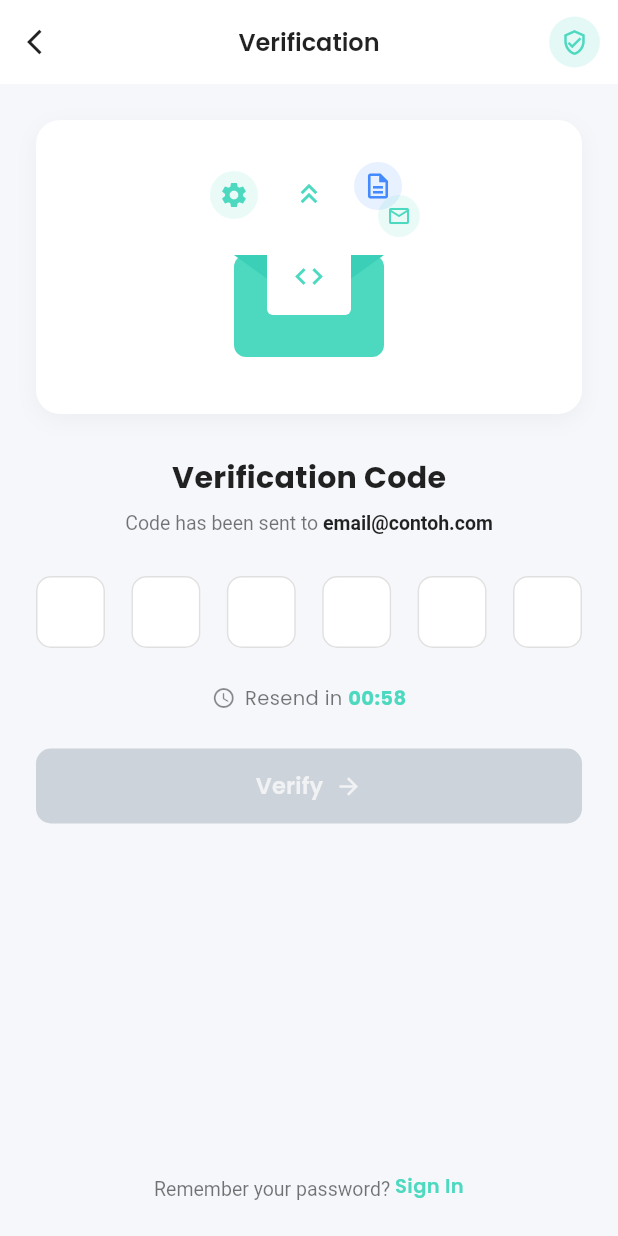
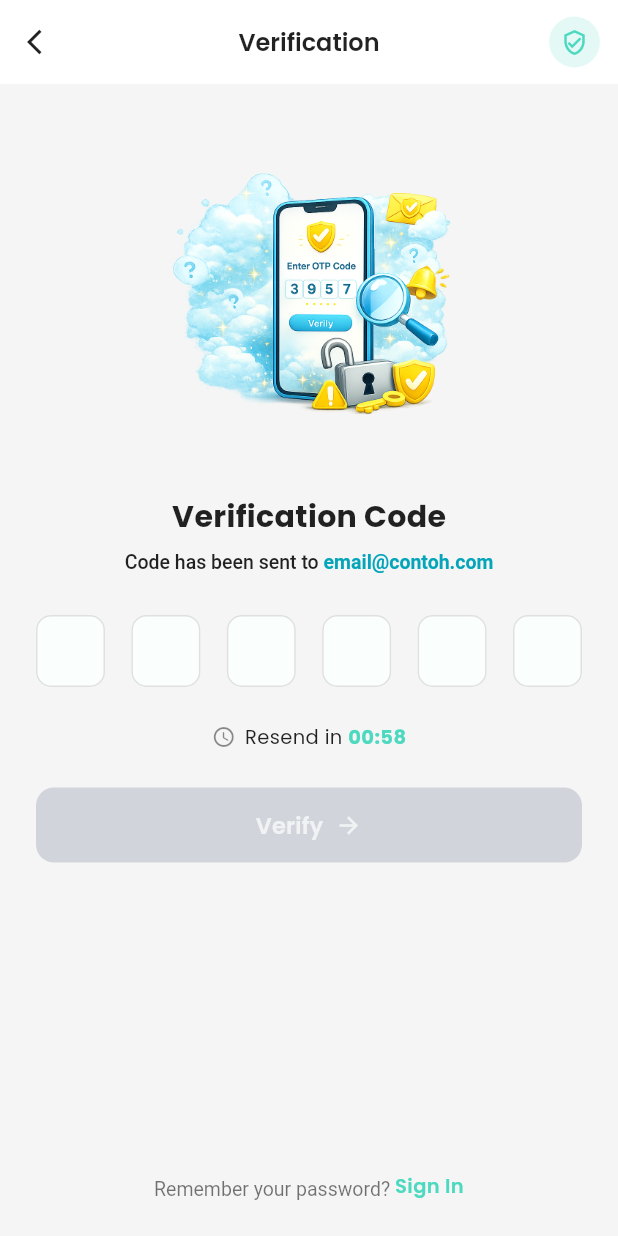
Before and after one commit to roby2409/piawai-fe, a Flutter app: the VerificationOtpScreen screen opened directly, on a phone screen of 412 x 824 dp. Run offline on Flutter 3.47's test engine with Material 3 defaults, Android fonts, the phone set to English and light mode, and no system bars; our stand-ins replace easy_localization, flutter_map, geolocator, google_fonts, google_generative_ai, google_sign_in and 4 more; accounts and stored records are empty.

Commit message:
feat: improve images, and dark mode on forgot password & reset password

```diff
--- a/lib/core/constants.dart
+++ b/lib/core/constants.dart
@@ -1,8 +1,8 @@
 // lib/core/constants.dart
 import 'package:flutter/material.dart';
 
-// const String baseUrl = 'http://192.168.18.63/apigoogle';
-const String baseUrl = 'https://radarapp.jokifigma.cloud';
+const String baseUrl = 'http://192.168.18.63/apigoogle';
+// const String baseUrl = 'https://radarapp.jokifigma.cloud';
 
 // Light Theme Colors
 const Color kPrimary = Color(0xFF04A5BA);
--- /dev/null
+++ b/lib/core/snackbar_helper.dart
@@ -0,0 +1,70 @@
+import 'package:flutter/material.dart';
+import 'package:piawai/core/app_colors.dart';
+
+class SnackBarHelper {
+  static void showErrorSnackBar(
+    BuildContext context,
+    String message, {
+    Color? backgroundColor,
+    Color? textColor,
+    bool floating = false,
+  }) {
+    ScaffoldMessenger.of(context).showSnackBar(
+      SnackBar(
+        content: Text(
+          message.replaceAll('Exception: ', ''),
+          style: TextStyle(
+            color: textColor ?? context.white,
+          ),
+        ),
+        backgroundColor: backgroundColor ?? Colors.redAccent,
+        behavior: floating ? SnackBarBehavior.floating : null,
+        shape: floating ? RoundedRectangleBorder(borderRadius: BorderRadius.circular(10)) : null,
+      ),
+    );
+  }
+
+  static void showSuccessSnackBar(
+    BuildContext context,
+    String message, {
+    Color? backgroundColor,
+    Color? textColor,
+    bool floating = false,
+  }) {
+    ScaffoldMessenger.of(context).showSnackBar(
+      SnackBar(
+        content: Text(
+          message,
+          style: TextStyle(
+            color: textColor ?? Colors.white,
+          ),
+        ),
+        backgroundColor: backgroundColor ?? Colors.green,
+        behavior: floating ? SnackBarBehavior.floating : null,
+        shape: floating ? RoundedRectangleBorder(borderRadius: BorderRadius.circular(10)) : null,
+      ),
+    );
+  }
+
+  static void showSnackBar(
+    BuildContext context,
+    String message, {
+    Color? backgroundColor,
+    Color? textColor,
+    bool floating = false,
+  }) {
+    ScaffoldMessenger.of(context).showSnackBar(
+      SnackBar(
+        content: Text(
+          message,
+          style: TextStyle(
+            color: textColor ?? Colors.white,
+          ),
+        ),
+        backgroundColor: backgroundColor ?? Colors.grey,
+        behavior: floating ? SnackBarBehavior.floating : null,
+        shape: floating ? RoundedRectangleBorder(borderRadius: BorderRadius.circular(10)) : null,
+      ),
+    );
+  }
+}
--- a/lib/pages/auth/verification_otp_screen.dart
+++ b/lib/pages/auth/verification_otp_screen.dart
@@ -3,6 +3,7 @@ import 'package:easy_localization/easy_localization.dart';
 import 'package:flutter/material.dart';
 import 'package:flutter/services.dart';
 import 'package:piawai/core/app_colors.dart';
+import 'package:piawai/core/snackbar_helper.dart';
 import 'package:piawai/pages/auth/verification_otp_success_screen.dart';
 import 'package:piawai/services/auth_services.dart';
 
@@ -73,12 +74,7 @@ class _VerificationOtpScreenState extends State<VerificationOtpScreen> {
       _focusNodes[0].requestFocus();
     } catch (e) {
       if (!mounted) return;
-      ScaffoldMessenger.of(context).showSnackBar(
-        SnackBar(
-          content: Text(e.toString().replaceAll('Exception: ', '')),
-          backgroundColor: Colors.redAccent,
-        ),
-      );
+      SnackBarHelper.showErrorSnackBar(context, e.toString());
     }
   }
 
@@ -96,12 +92,7 @@ class _VerificationOtpScreenState extends State<VerificationOtpScreen> {
       );
     } catch (e) {
       if (!mounted) return;
-      ScaffoldMessenger.of(context).showSnackBar(
-        SnackBar(
-          content: Text(e.toString().replaceAll('Exception: ', '')),
-          backgroundColor: Colors.redAccent,
-        ),
-      );
+      SnackBarHelper.showErrorSnackBar(context, e.toString());
     } finally {
       if (mounted) setState(() => _isLoading = false);
     }
@@ -128,21 +119,17 @@ class _VerificationOtpScreenState extends State<VerificationOtpScreen> {
   @override
   Widget build(BuildContext context) {
     return Scaffold(
-      backgroundColor: const Color(0xFFF5F7FA),
+      backgroundColor: context.bgOuter,
       appBar: AppBar(
-        backgroundColor: Colors.white,
+        backgroundColor: context.bgContent,
         elevation: 0,
         leading: IconButton(
-          icon:  Icon(
-            Icons.arrow_back_ios,
-            color: context.black87,
-            size: 20,
-          ),
+          icon: Icon(Icons.arrow_back_ios, color: context.black87, size: 20),
           onPressed: () => Navigator.pop(context),
         ),
         title: Text(
           'verification_otp.title'.tr(),
-          style:  TextStyle(
+          style: TextStyle(
             color: context.black87,
             fontSize: 16,
             fontWeight: FontWeight.w600,
@@ -176,29 +163,18 @@ class _VerificationOtpScreenState extends State<VerificationOtpScreen> {
               const SizedBox(height: 24),
 
               // Illustration Card
-              Container(
-                width: double.infinity,
-                padding: const EdgeInsets.symmetric(vertical: 28),
-                decoration: BoxDecoration(
-                  color: Colors.white,
-                  borderRadius: BorderRadius.circular(16),
-                  boxShadow: [
-                    BoxShadow(
-                      color: Colors.black.withOpacity(0.04),
-                      blurRadius: 12,
-                      offset: const Offset(0, 4),
-                    ),
-                  ],
+              Center(
+                child: Image(
+                  image: AssetImage("assets/images/verification_otp.png"),
+                  width: 250,
+                  height: 250,
                 ),
-                child: Center(child: _EmailIllustration()),
               ),
-
-              const SizedBox(height: 28),
 
               // Title
               Text(
                 'verification_otp.heading'.tr(),
-                style:  TextStyle(
+                style: TextStyle(
                   color: context.black87,
                   fontSize: 20,
                   fontWeight: FontWeight.w700,
@@ -211,12 +187,16 @@ class _VerificationOtpScreenState extends State<VerificationOtpScreen> {
               RichText(
                 text: TextSpan(
                   text: 'verification_otp.description'.tr(),
-                  style: const TextStyle(color: Colors.black54, fontSize: 13),
+                  style: TextStyle(
+                    color: context.black87,
+                    fontSize: 13,
+                    fontWeight: FontWeight.w500,
+                  ),
                   children: [
                     TextSpan(
                       text: widget.email,
-                      style:  TextStyle(
-                        color: context.black87,
+                      style: TextStyle(
+                        color: context.primary,
                         fontWeight: FontWeight.w600,
                       ),
                     ),
@@ -253,18 +233,15 @@ class _VerificationOtpScreenState extends State<VerificationOtpScreen> {
                 child: Row(
                   mainAxisAlignment: MainAxisAlignment.center,
                   children: [
-                    const Icon(
+                    Icon(
                       Icons.access_time_rounded,
                       size: 16,
-                      color: Colors.black45,
+                      color: context.black45,
                     ),
                     const SizedBox(width: 6),
                     Text(
                       'verification_otp.resend_countdown'.tr(),
-                      style: const TextStyle(
-                        color: Colors.black54,
-                        fontSize: 13,
-                      ),
+                      style: TextStyle(color: context.black87, fontSize: 13),
                     ),
                     Text(
                       _timerText,
@@ -291,12 +268,13 @@ class _VerificationOtpScreenState extends State<VerificationOtpScreen> {
                       ? _verifyOtp
                       : null,
                   style: ElevatedButton.styleFrom(
-                    backgroundColor: const Color(0xFF4DD9C0),
-                    disabledBackgroundColor: const Color(0xFFCDD3DA),
+                    backgroundColor: context.primary,
+                    disabledBackgroundColor: const Color(0xFFD1D5DB),
+                    foregroundColor: Colors.white,
+                    padding: const EdgeInsets.symmetric(vertical: 15),
                     shape: RoundedRectangleBorder(
-                      borderRadius: BorderRadius.circular(10),
+                      borderRadius: BorderRadius.circular(12),
                     ),
-                    elevation: 0,
                   ),
                   child: _isLoading
                       ? const SizedBox(
@@ -340,7 +318,7 @@ class _VerificationOtpScreenState extends State<VerificationOtpScreen> {
                 child: RichText(
                   text: TextSpan(
                     text: 'verification_otp.ingat_password'.tr(),
-                    style: const TextStyle(color: Colors.black54, fontSize: 13),
+                    style: TextStyle(color: context.black54, fontSize: 13),
                     children: [
                       WidgetSpan(
                         child: GestureDetector(
@@ -396,7 +374,7 @@ class _OtpBox extends StatelessWidget {
         maxLength: 1,
         enabled: enabled,
         inputFormatters: [FilteringTextInputFormatter.digitsOnly],
-        style:  TextStyle(
+        style: TextStyle(
           fontSize: 20,
           fontWeight: FontWeight.w700,
           color: context.black87,
@@ -405,7 +383,7 @@ class _OtpBox extends StatelessWidget {
         decoration: InputDecoration(
           counterText: '',
           filled: true,
-          fillColor: Colors.white,
+          fillColor: context.bgCard,
           contentPadding: EdgeInsets.zero,
           border: OutlineInputBorder(
             borderRadius: BorderRadius.circular(10),
--- a/lib/pages/explore/siap_bantu/sections/kontak_section.dart
+++ b/lib/pages/explore/siap_bantu/sections/kontak_section.dart
@@ -4,6 +4,7 @@
 import 'package:easy_localization/easy_localization.dart';
 import 'package:flutter/material.dart';
 import 'package:piawai/core/app_colors.dart';
+import 'package:piawai/core/snackbar_helper.dart';
 import 'package:piawai/pages/explore/siap_bantu/models/worker_profile_model.dart';
 import 'package:piawai/pages/widgets/input_field.dart';
 import 'package:piawai/services/worker_services.dart';
@@ -67,8 +68,9 @@ class KontakSectionState extends State<KontakSection> {
     } catch (e) {
       setState(() => _isRefetching = false);
       if (mounted) {
-        ScaffoldMessenger.of(context).showSnackBar(
-          SnackBar(content: Text('general.fetch_failed'.tr(args: ['$e']))),
+        SnackBarHelper.showErrorSnackBar(
+          context,
+          'general.fetch_failed'.tr(args: ['$e']),
         );
       }
     }
--- a/lib/pages/explore/siap_bantu/sections/tentang_section.dart
+++ b/lib/pages/explore/siap_bantu/sections/tentang_section.dart
@@ -4,6 +4,7 @@
 import 'package:easy_localization/easy_localization.dart';
 import 'package:flutter/material.dart';
 import 'package:piawai/core/app_colors.dart';
+import 'package:piawai/core/snackbar_helper.dart';
 import 'package:piawai/pages/explore/siap_bantu/models/worker_profile_model.dart';
 import 'package:piawai/pages/widgets/input_field.dart';
 import 'package:piawai/services/worker_services.dart';
@@ -59,8 +60,9 @@ class TentangSectionState extends State<TentangSection> {
       widget.onDataChanged?.call();
     } catch (e) {
       setState(() => _isRefetching = false);
-      ScaffoldMessenger.of(context).showSnackBar(
-        SnackBar(content: Text('general.fetch_failed'.tr(args: ['$e']))),
+      SnackBarHelper.showErrorSnackBar(
+        context,
+        'general.fetch_failed'.tr(args: ['$e']),
       );
     }
   }
```
Also changed, not shown: lib/pages/auth/auth_screen.dart (+43 -22 lines), lib/pages/auth/forgot_password_screen.dart (+28 -145 lines), lib/pages/auth/reset_password_screen.dart (+34 -52 lines), lib/pages/auth/reset_password_success_screen.dart (+4 -3 lines), lib/pages/auth/verification_otp_success_screen.dart (+4 -3 lines), lib/pages/explore/siap_bantu/sections/layanan_section.dart (+13 -8 lines), assets/images/forgot_password.png (added), assets/images/reset_password.png (added), assets/images/screencapture-play-google-console-u-1-developers-7816284620706149716-app-4973036026921508226-app-content-content-rating-iarc-questionnaire-2026-05-25-23_52_56.png (deleted), assets/images/verification_otp.png (added).
